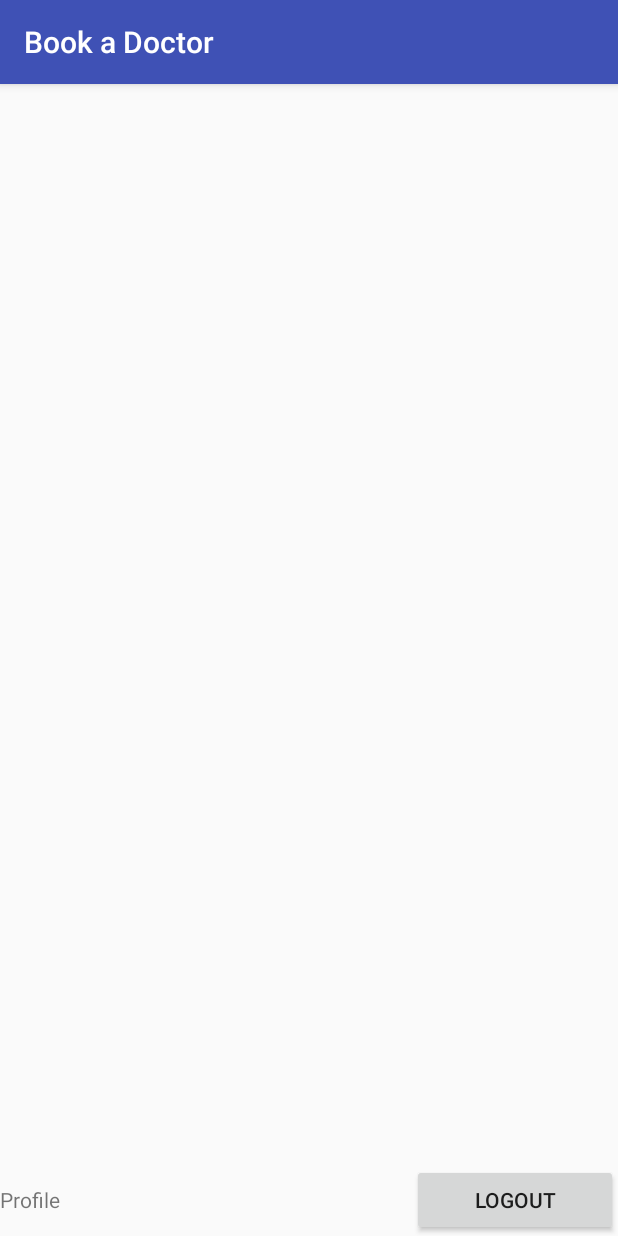
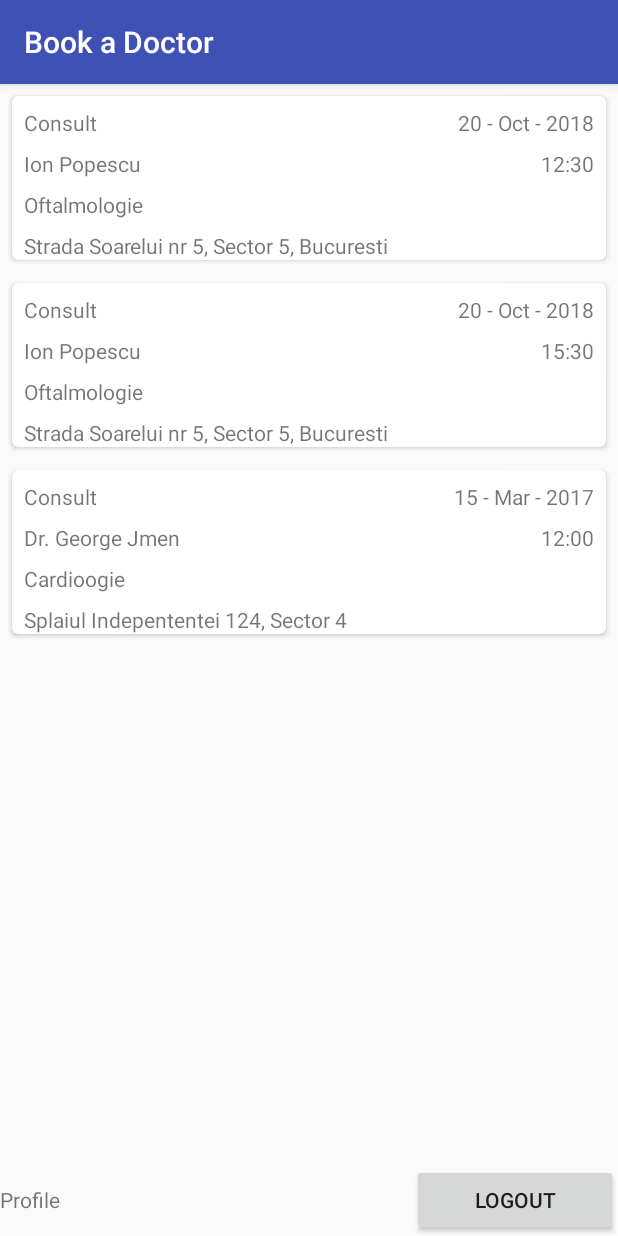
Before and after one commit to EmiliaPalaghita/BookADoctor, an Android app: the screen it shows after launch (LoginActivity), on a phone screen of 412 x 824 dp. Run offline under Robolectric (Android 15) with nearby library versions, the phone set to English and light mode, and no system bars.

Commit message:
added adapter for displaying all appointments from dummy list

```diff
--- /dev/null
+++ b/app/src/main/java/com/example/pemil/bookadoctor/Adapters/AppointmentAdapter.kt
@@ -0,0 +1,38 @@
+package com.example.pemil.bookadoctor.Adapters
+
+import android.content.Context
+import android.view.LayoutInflater
+import android.view.View
+import android.view.ViewGroup
+import android.widget.BaseAdapter
+import com.example.pemil.bookadoctor.Models.Appointment
+import com.example.pemil.bookadoctor.R
+import kotlinx.android.synthetic.main.item_appointment.view.*
+import java.text.SimpleDateFormat
+import java.util.*
+
+class AppointmentAdapter(context: Context, private val elems: List<Appointment>) : BaseAdapter() {
+
+    private val inflater: LayoutInflater = context.getSystemService(Context.LAYOUT_INFLATER_SERVICE) as LayoutInflater
+
+    override fun getView(position: Int, convertView: View?, parent: ViewGroup?): View {
+        val rowView = inflater.inflate(R.layout.item_appointment, parent, false)
+        val appointment = elems[position]
+        val dateFormat = SimpleDateFormat("dd - MMM - yyyy", Locale.ENGLISH)
+
+        return rowView.apply {
+            appointmentTypeTextView.text = appointment.appointmentType
+            appointmentDateTextView.text = dateFormat.format(appointment.date)
+            appointmentTimeTextView.text = appointment.time
+            clinicAddressTextView.text = appointment.locationName
+            doctorNameTextView.text = appointment.doctorName
+            medicalSpecialtyTextView.text = appointment.specialty
+        }
+    }
+
+    override fun getItem(position: Int) = elems[position]
+
+    override fun getItemId(position: Int) = elems[position].hashCode().toLong()
+
+    override fun getCount() = elems.size
+}
--- a/app/src/main/java/com/example/pemil/bookadoctor/LoginActivity.kt
+++ b/app/src/main/java/com/example/pemil/bookadoctor/LoginActivity.kt
@@ -2,13 +2,37 @@ package com.example.pemil.bookadoctor
 
 import android.support.v7.app.AppCompatActivity
 import android.os.Bundle
+import com.example.pemil.bookadoctor.Adapters.AppointmentAdapter
+import com.example.pemil.bookadoctor.Models.Appointment
+import kotlinx.android.synthetic.main.activity_login.*
+import java.util.*
 
 class LoginActivity : AppCompatActivity() {
+
+    lateinit var appointmentAdapter: AppointmentAdapter
 
     override fun onCreate(savedInstanceState: Bundle?) {
         super.onCreate(savedInstanceState)
         setContentView(R.layout.activity_login)
 
+        var appointments: MutableList<Appointment> = mutableListOf()
+        appointments.add(Appointment(time = "15:30"))
+        appointments.add(Appointment(time = "12:30"))
+        appointments.add(Appointment(doctorName = "Dr. George Jmen",
+                date = GregorianCalendar(2017, Calendar.MARCH, 15).time,
+                time = "12:00",
+                locationName = "Splaiul Indepententei 124, Sector 4",
+                specialty = "Cardioogie"))
+
+        val sortedList = ArrayList(appointments)
+                .sortedWith(compareByDescending<Appointment> { it.date }
+                        .thenBy { it.time })
+
+        appointments = mutableListOf(*sortedList.toTypedArray())
+
+        appointmentAdapter = AppointmentAdapter(this, appointments)
+        appointmentsListView.adapter = appointmentAdapter
+
         //TODO de ce nu apare by default textul in Design?! test it on phone
     }
 }
--- a/app/src/main/java/com/example/pemil/bookadoctor/Models/Appointment.kt
+++ b/app/src/main/java/com/example/pemil/bookadoctor/Models/Appointment.kt
@@ -4,7 +4,10 @@ import java.util.*
 
 data class Appointment(val patientId: Int = 0,
                        val doctorId: Int = 0,
-                       val date: Date = Date(),
+                       val doctorName: String = "Ion Popescu",
+                       val specialty: String = "Oftalmologie",
+                       val date: Date = Calendar.getInstance().time,
                        val time: String = "HH:mm",
                        val locationId: Int = 1,
+                       val locationName: String = "Strada Soarelui nr 5, Sector 5, Bucuresti",
                        val appointmentType: String = "Consult")
--- a/app/src/main/res/layout/activity_login.xml
+++ b/app/src/main/res/layout/activity_login.xml
@@ -7,7 +7,7 @@
     tools:context=".LoginActivity">
 
     <ListView
-        android:id="@+id/messageListView"
+        android:id="@+id/appointmentsListView"
         android:layout_width="match_parent"
         android:layout_height="wrap_content"
         android:divider="@android:color/transparent"
--- a/app/src/main/res/layout/item_appointment.xml
+++ b/app/src/main/res/layout/item_appointment.xml
@@ -27,7 +27,7 @@
                 android:layout_marginTop="8dp"
                 android:text="@string/consult"
                 card_view:layout_constraintStart_toStartOf="@id/constraint"
-                card_view:layout_constraintTop_toBottomOf="@id/constraint" />
+                card_view:layout_constraintTop_toTopOf="parent" />
 
             <TextView
                 android:id="@+id/doctorNameTextView"
@@ -57,8 +57,7 @@
                 android:layout_marginTop="8dp"
                 android:text="@string/location_address"
                 card_view:layout_constraintStart_toStartOf="@id/constraint"
-                card_view:layout_constraintTop_toBottomOf="@id/medicalSpecialtyTextView"/>
-
+                card_view:layout_constraintTop_toBottomOf="@id/medicalSpecialtyTextView" />
 
             <TextView
                 android:id="@+id/appointmentDateTextView"
@@ -68,7 +67,7 @@
                 android:layout_marginEnd="8dp"
                 android:text="@string/date"
                 card_view:layout_constraintEnd_toEndOf="@id/constraint"
-                card_view:layout_constraintTop_toBottomOf="@id/constraint" />
+                card_view:layout_constraintTop_toTopOf="parent" />
 
             <TextView
                 android:id="@+id/appointmentTimeTextView"
@@ -79,6 +78,8 @@
                 android:text="@string/time"
                 card_view:layout_constraintEnd_toEndOf="@id/constraint"
                 card_view:layout_constraintTop_toBottomOf="@id/appointmentDateTextView" />
+
+
         </android.support.constraint.ConstraintLayout>
     </android.support.v7.widget.CardView>
 
```
